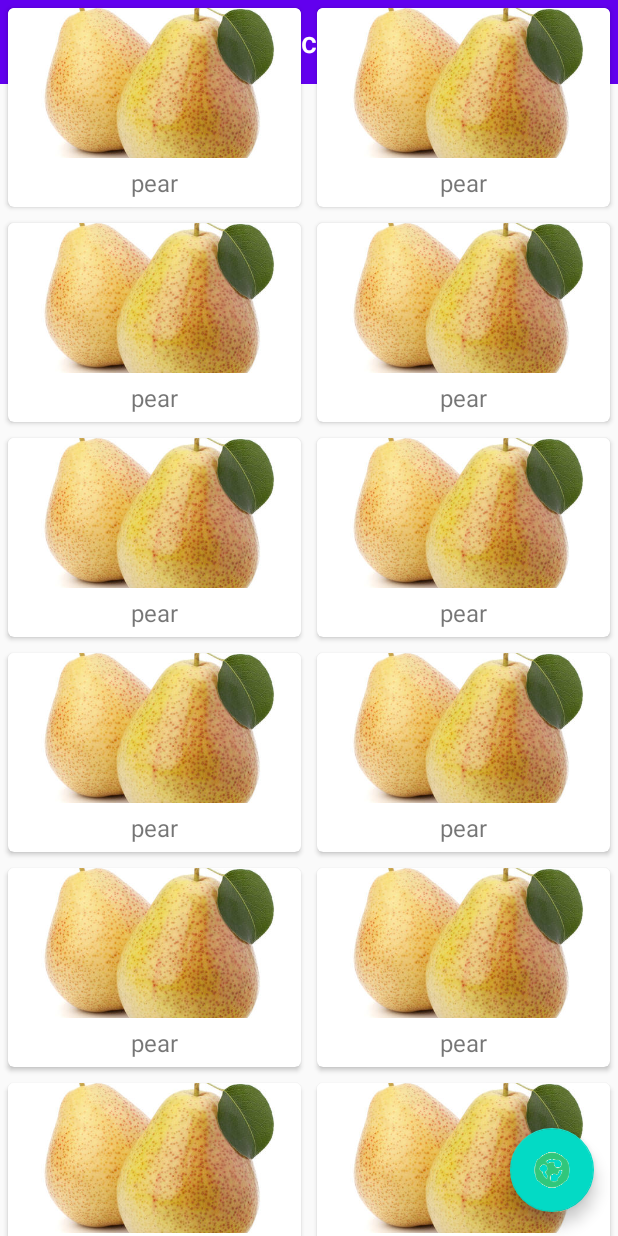
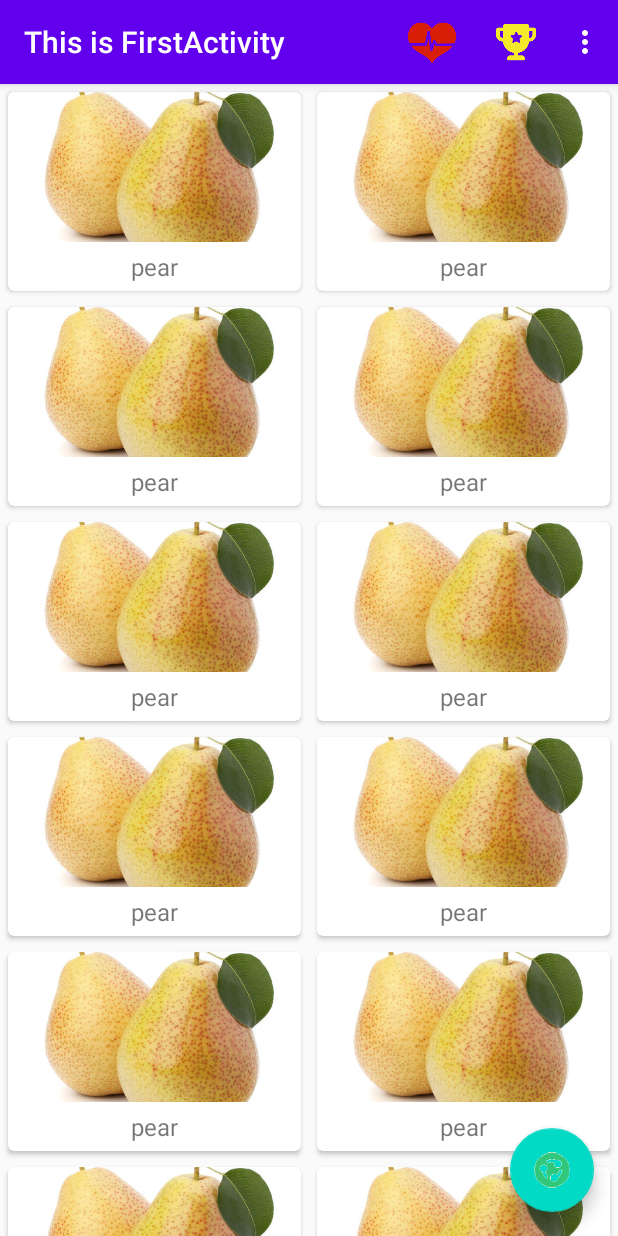
Before and after one commit to FaceWallHan/SummerVacation, an Android app: the screen it shows after launch (MaterialDesignActivity), on a phone screen of 412 x 824 dp. Run offline under Robolectric (Android 15) with nearby library versions, the phone set to English and light mode, and no system bars; libraries missing offline, so code that uses them is left out: org.litepal, org.litepal.crud; pictures from the network do not load; 1 statement that could not run was skipped.

Commit message:
尝试了AppBarLayout,下拉刷新SwipeRefreshLayout,可折叠式标题栏CollapsingToolbarLayout，完成了Material Design部分

```diff
--- a/app/src/main/AndroidManifest.xml
+++ b/app/src/main/AndroidManifest.xml
@@ -93,6 +93,7 @@
         <activity android:name=".activity.HTTPActivity"/>
         <activity android:name=".activity.ServiceTestActivity"/>
         <activity android:name=".activity.DownLoadActivity"/>
+        <activity android:name=".activity.FruitActivity" android:theme="@style/FruitActivityTheme"/>
         <service android:name=".service.MyService" android:exported="true" android:enabled="true"/>
         <service android:name=".service.MyIntentService"/>
         <service android:name=".service.DownloadService" android:enabled="true" android:exported="true"/>
--- a/app/src/main/java/com/start/head/activity/MaterialDesignActivity.java
+++ b/app/src/main/java/com/start/head/activity/MaterialDesignActivity.java
@@ -1,5 +1,6 @@
 package com.start.head.activity;
 
+import android.annotation.SuppressLint;
 import android.os.Bundle;
 import android.view.Menu;
 import android.view.MenuItem;
@@ -15,6 +16,7 @@ import androidx.core.view.GravityCompat;
 import androidx.drawerlayout.widget.DrawerLayout;
 import androidx.recyclerview.widget.GridLayoutManager;
 import androidx.recyclerview.widget.RecyclerView;
+import androidx.swiperefreshlayout.widget.SwipeRefreshLayout;
 
 import com.google.android.material.floatingactionbutton.FloatingActionButton;
 import com.google.android.material.navigation.NavigationView;
@@ -29,6 +31,11 @@ import java.util.Random;
 
 public class MaterialDesignActivity extends AppCompatActivity {
     private DrawerLayout drawerLayout;
+    private Toolbar toolbar;
+    private NavigationView navView;
+    private FloatingActionButton fab;
+    private ActionBar actionBar;
+    private SwipeRefreshLayout swipe_refresh;
     private List<Fruit>list;
     private FruitAdapter adapter;
     private Fruit[] fruits={new Fruit(R.drawable.apple,"apple"),new Fruit(R.drawable.banana,"banana")
@@ -42,6 +49,7 @@ public class MaterialDesignActivity extends AppCompatActivity {
         setRecyclerView();
         initFruits();
         inView();
+        setListener();
     }
     private void initFruits(){
         list.clear();
@@ -60,13 +68,16 @@ public class MaterialDesignActivity extends AppCompatActivity {
         adapter=new FruitAdapter(list);
         recycler_design.setAdapter(adapter);
     }
-    private void inView(){
-        Toolbar toolbar=findViewById(R.id.toolbar);
-        NavigationView navView=findViewById(R.id.nav_view);
-        FloatingActionButton fab=findViewById(R.id.fab);
+    @SuppressLint("ResourceAsColor")
+    private void setListener(){
         setSupportActionBar(toolbar);
-        drawerLayout=findViewById(R.id.draw_layout);
-        ActionBar actionBar=getSupportActionBar();
+        swipe_refresh.setColorSchemeColors(R.color.colorPrimary);
+        swipe_refresh.setOnRefreshListener(new SwipeRefreshLayout.OnRefreshListener() {
+            @Override
+            public void onRefresh() {
+                refreshFruits();
+            }
+        });
         if (actionBar!=null){
             actionBar.setDisplayHomeAsUpEnabled(true);//显示导航按钮
             actionBar.setHomeAsUpIndicator(R.drawable.change);
@@ -92,7 +103,14 @@ public class MaterialDesignActivity extends AppCompatActivity {
 
             }
         });
-
+    }
+    private void inView(){
+        toolbar=findViewById(R.id.toolbar);
+        navView=findViewById(R.id.nav_view);
+        fab=findViewById(R.id.fab);
+        drawerLayout=findViewById(R.id.draw_layout);
+        actionBar=getSupportActionBar();
+        swipe_refresh=findViewById(R.id.swipe_refresh);
     }
     @Override
     public boolean onCreateOptionsMenu(Menu menu) {
@@ -118,4 +136,23 @@ public class MaterialDesignActivity extends AppCompatActivity {
         }
         return true;
     }
+    private void refreshFruits(){
+        new Thread(new Runnable() {
+            @Override
+            public void run() {
+                try {
+                    Thread.sleep(2000);
+                } catch (InterruptedException e) {
+                    e.printStackTrace();
+                }
+                runOnUiThread(new Runnable() {
+                    @Override
+                    public void run() {
+                        initFruits();
+                        swipe_refresh.setRefreshing(false);//刷新事件结束，隐藏刷新进度条
+                    }
+                });
+            }
+        }).start();
+    }
 }
--- a/app/src/main/java/com/start/head/adapter/FruitAdapter.java
+++ b/app/src/main/java/com/start/head/adapter/FruitAdapter.java
@@ -1,6 +1,7 @@
 package com.start.head.adapter;
 
 import android.content.Context;
+import android.content.Intent;
 import android.util.Log;
 import android.view.LayoutInflater;
 import android.view.View;
@@ -15,6 +16,7 @@ import androidx.recyclerview.widget.RecyclerView;
 
 import com.bumptech.glide.Glide;
 import com.start.head.R;
+import com.start.head.activity.FruitActivity;
 import com.start.head.bean.Fruit;
 
 import java.util.List;
@@ -32,7 +34,18 @@ public class FruitAdapter extends RecyclerView.Adapter<FruitAdapter.ViewHolder>
             context=parent.getContext();
         }
         View view=LayoutInflater.from(parent.getContext()).inflate(R.layout.fruit_item_layout,parent,false);
-        return new ViewHolder(view);
+        final ViewHolder holder=new ViewHolder(view);
+        holder.cardView.setOnClickListener(new View.OnClickListener() {
+            @Override
+            public void onClick(View view) {
+                Fruit fruit=list.get(holder.getAdapterPosition());
+                Intent intent=new Intent(context,FruitActivity.class);
+                intent.putExtra(FruitActivity.FRUIT_NAME,fruit.getName());
+                intent.putExtra(FruitActivity.FRUIT_IMAGE_ID,fruit.getTypeId());
+                context.startActivity(intent);
+            }
+        });
+        return holder;
     }
 
     @Override
--- a/app/src/main/res/layout/material_design_layout.xml
+++ b/app/src/main/res/layout/material_design_layout.xml
@@ -8,17 +8,33 @@
     <androidx.coordinatorlayout.widget.CoordinatorLayout
         android:layout_width="match_parent"
         android:layout_height="match_parent">
+        <com.google.android.material.appbar.AppBarLayout
+            android:layout_width="match_parent"
+            android:layout_height="wrap_content">
             <androidx.appcompat.widget.Toolbar
                 android:id="@+id/toolbar"
                 android:layout_width="match_parent"
                 android:layout_height="?attr/actionBarSize"
                 android:background="?attr/colorPrimary"
                 android:theme="@style/ThemeOverlay.AppCompat.Dark.ActionBar"
-            app:popupTheme="@style/ThemeOverlay.AppCompat.Light"/>
+                app:popupTheme="@style/ThemeOverlay.AppCompat.Light"
+                app:layout_scrollFlags="scroll|enterAlways|snap"/>
+<!--    scroll:RecyclerView向上滚动时Toolbar会跟着一起向上滚动并实现隐藏
+        enterAlways:RecyclerView向下滚动时Toolbar会跟着一起向下滚动并重新显示
+        snap:当Toolbar还没有完全隐藏或显示的时候，会根据当前的距离自动选择隐藏还是显示
+        layout_scrollFlags="scroll|enterAlways|snap"通过监听滚动来实现toolbar的显示与隐藏也是人工智能了        -->
+        </com.google.android.material.appbar.AppBarLayout>
+        <androidx.swiperefreshlayout.widget.SwipeRefreshLayout
+            android:layout_width="match_parent"
+            android:layout_height="match_parent"
+            android:id="@+id/swipe_refresh"
+            app:layout_behavior="@string/appbar_scrolling_view_behavior">
             <androidx.recyclerview.widget.RecyclerView
                 android:layout_width="match_parent"
                 android:layout_height="match_parent"
                 android:id="@+id/recycler_design"/>
+        </androidx.swiperefreshlayout.widget.SwipeRefreshLayout>
+
         <com.google.android.material.floatingactionbutton.FloatingActionButton
             android:layout_width="wrap_content"
             android:layout_height="wrap_content"
--- /dev/null
+++ b/app/src/main/res/values-v21/style.xml
@@ -0,0 +1,6 @@
+<?xml version="1.0" encoding="utf-8"?>
+<resources>
+    <style name="FruitActivityTheme" parent="AppTheme">
+        <item name="android:statusBarColor">@android:color/transparent</item>
+    </style>
+</resources>
--- a/app/src/main/res/values/styles.xml
+++ b/app/src/main/res/values/styles.xml
@@ -9,5 +9,7 @@
 <!--        <item name="android:windowBackground">@color/windowBackground</item>-->
 <!--        <item name="android:navigationBarColor">@color/navigationBarColor</item>-->
     </style>
+    <style name="FruitActivityTheme" parent="AppTheme">
 
+    </style>
 </resources>
```
Also changed, not shown: app/src/main/java/com/start/head/activity/FruitActivity.java (added, +61 -0 lines), app/src/main/res/layout/fruit_layout.xml (added, +72 -0 lines), 115 other files. Lines whose indentation alone changed are shown as unchanged.
